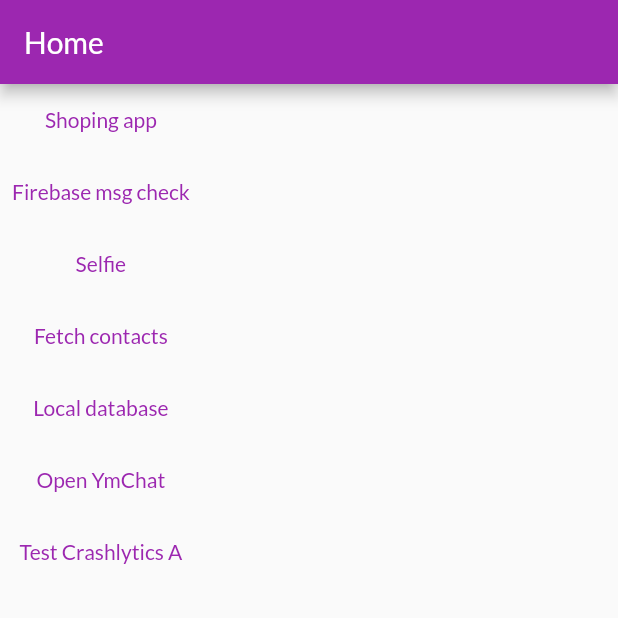
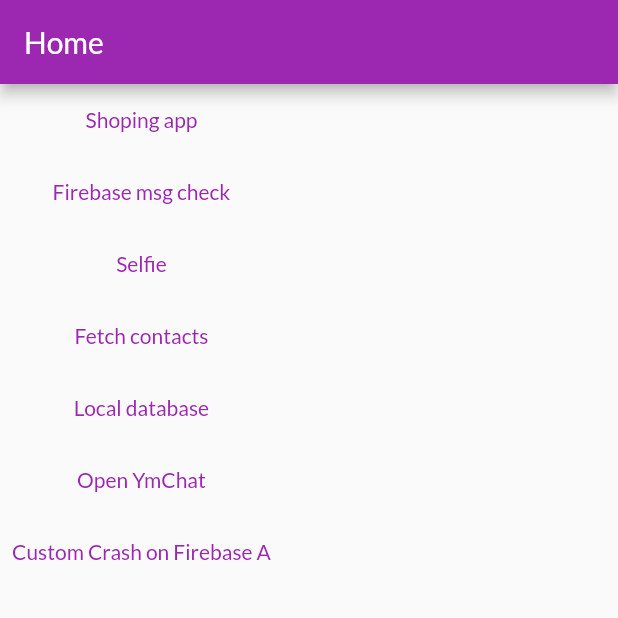
Before and after one commit to AnkitPandey14ap/flutter_complete_guide, a Flutter app: the screen it shows after launch, on a phone screen of 412 x 824 dp, the top half of it. Run offline on Flutter 3.47's test engine with Material 2 defaults, Android fonts, the phone set to English and light mode, and no system bars; our stand-ins replace camera, contacts_service, firebase_core, firebase_crashlytics, firebase_database, image_picker; missing offline and left inert: google_mlkit_commons, google_mlkit_face_detection, ymchat_flutter; accounts and stored records are empty.

Commit message:
minor changes

```diff
--- a/lib/screens/home_screen.dart
+++ b/lib/screens/home_screen.dart
@@ -57,12 +57,11 @@ class _HomeScreenState extends State<HomeScreen> {
           ),
           TextButton(
             onPressed: () {
-              throw Exception();
               setState(() {
                 index = index + 1;
               });
             },
-            child: Text("Test Crashlytics ${num_list[index]}"),
+            child: Text("Custom Crash on Firebase ${num_list[index]}"),
           ),
         ],
       ),
```
Also changed, not shown: 2 other files.
